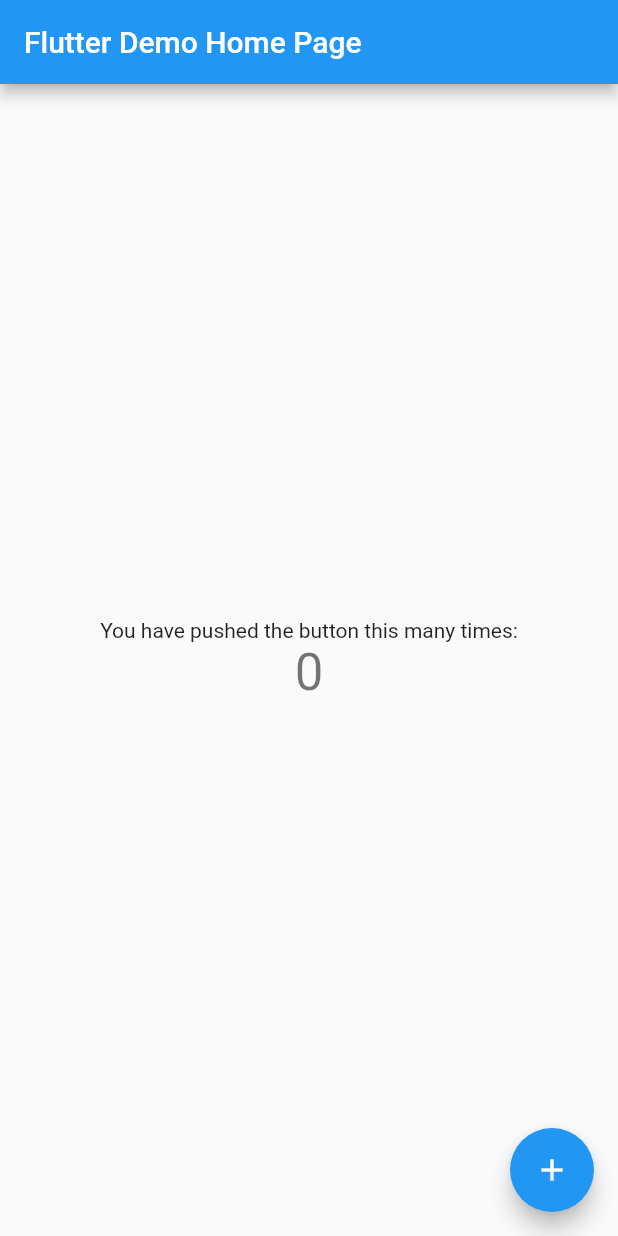
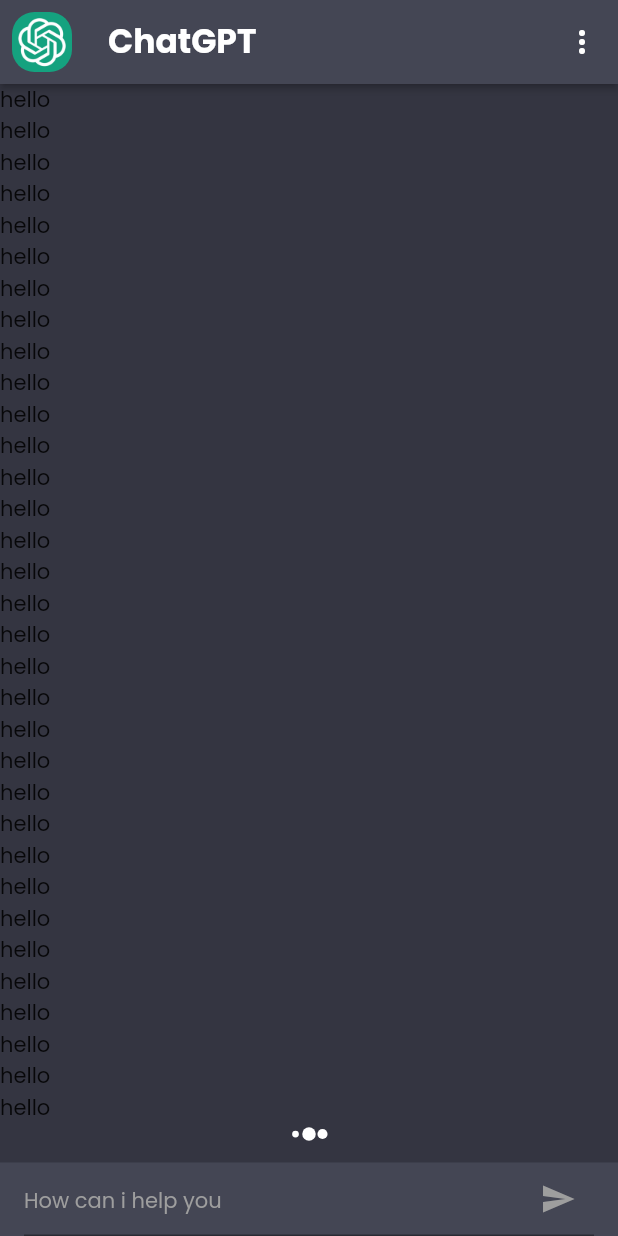
Before and after one commit to YomnaOthmann/ChatBot-App, a Flutter app: the screen it shows after launch, on a phone screen of 412 x 824 dp. Run offline on Flutter 3.47's test engine with Material 2 defaults, Android fonts, the phone set to English and light mode, and no system bars; our stand-ins replace flutter_spinkit.

Commit message:
init commit

```diff
--- /dev/null
+++ b/lib/constants/colors.dart
@@ -0,0 +1,5 @@
+import 'package:flutter/material.dart';
+
+const Color scaffoldBackgroundColor = Color(0xff343541);
+const Color cardColor = Color(0xff444654);
+const Color textFieldColor = Colors.grey;
--- a/lib/main.dart
+++ b/lib/main.dart
@@ -1,115 +1,28 @@
+import 'package:chatbot/constants/colors.dart';
+import 'package:chatbot/view/screens/chat_screen.dart';
 import 'package:flutter/material.dart';
+import 'package:flutter/services.dart';
 
 void main() {
-  runApp(const MyApp());
+  runApp(const ChatGPT());
 }
 
-class MyApp extends StatelessWidget {
-  const MyApp({super.key});
+class ChatGPT extends StatelessWidget {
+  const ChatGPT({super.key});
 
-  // This widget is the root of your application.
   @override
   Widget build(BuildContext context) {
     return MaterialApp(
-      title: 'Flutter Demo',
+      debugShowCheckedModeBanner: false,
       theme: ThemeData(
-        // This is the theme of your application.
-        //
-        // Try running your application with "flutter run". You'll see the
-        // application has a blue toolbar. Then, without quitting the app, try
-        // changing the primarySwatch below to Colors.green and then invoke
-        // "hot reload" (press "r" in the console where you ran "flutter run",
-        // or simply save your changes to "hot reload" in a Flutter IDE).
-        // Notice that the counter didn't reset back to zero; the application
-        // is not restarted.
-        primarySwatch: Colors.blue,
-      ),
-      home: const MyHomePage(title: 'Flutter Demo Home Page'),
+          fontFamily: "Poppins",
+          scaffoldBackgroundColor: scaffoldBackgroundColor,
+          appBarTheme: const AppBarTheme(
+            systemOverlayStyle: SystemUiOverlayStyle(statusBarColor: cardColor),
+            color: cardColor,
+            elevation: 2,
+          )),
+      home: const ChatScreen(),
     );
   }
 }
-
-class MyHomePage extends StatefulWidget {
-  const MyHomePage({super.key, required this.title});
-
-  // This widget is the home page of your application. It is stateful, meaning
-  // that it has a State object (defined below) that contains fields that affect
-  // how it looks.
-
-  // This class is the configuration for the state. It holds the values (in this
-  // case the title) provided by the parent (in this case the App widget) and
-  // used by the build method of the State. Fields in a Widget subclass are
-  // always marked "final".
-
-  final String title;
-
-  @override
-  State<MyHomePage> createState() => _MyHomePageState();
-}
-
-class _MyHomePageState extends State<MyHomePage> {
-  int _counter = 0;
-
-  void _incrementCounter() {
-    setState(() {
-      // This call to setState tells the Flutter framework that something has
-      // changed in this State, which causes it to rerun the build method below
-      // so that the display can reflect the updated values. If we changed
-      // _counter without calling setState(), then the build method would not be
-      // called again, and so nothing would appear to happen.
-      _counter++;
-    });
-  }
-
-  @override
-  Widget build(BuildContext context) {
-    // This method is rerun every time setState is called, for instance as done
-    // by the _incrementCounter method above.
-    //
-    // The Flutter framework has been optimized to make rerunning build methods
-    // fast, so that you can just rebuild anything that needs updating rather
-    // than having to individually change instances of widgets.
-    return Scaffold(
-      appBar: AppBar(
-        // Here we take the value from the MyHomePage object that was created by
-        // the App.build method, and use it to set our appbar title.
-        title: Text(widget.title),
-      ),
-      body: Center(
-        // Center is a layout widget. It takes a single child and positions it
-        // in the middle of the parent.
-        child: Column(
-          // Column is also a layout widget. It takes a list of children and
-          // arranges them vertically. By default, it sizes itself to fit its
-          // children horizontally, and tries to be as tall as its parent.
-          //
-          // Invoke "debug painting" (press "p" in the console, choose the
-          // "Toggle Debug Paint" action from the Flutter Inspector in Android
-          // Studio, or the "Toggle Debug Paint" command in Visual Studio Code)
-          // to see the wireframe for each widget.
-          //
-          // Column has various properties to control how it sizes itself and
-          // how it positions its children. Here we use mainAxisAlignment to
-          // center the children vertically; the main axis here is the vertical
-          // axis because Columns are vertical (the cross axis would be
-          // horizontal).
-          mainAxisAlignment: MainAxisAlignment.center,
-          children: <Widget>[
-            const Text(
-              'You have pushed the button this many times:',
-            ),
-            Text(
-              '$_counter',
-              style: Theme.of(context).textTheme.headlineMedium,
-            ),
-          ],
-        ),
-      ),
-      floatingActionButton: FloatingActionButton(
-        onPressed: _incrementCounter,
-        tooltip: 'Increment',
-        child: const Icon(Icons.add),
-      ), // This trailing comma makes auto-formatting nicer for build methods.
-    );
-  }
-}
--- /dev/null
+++ b/lib/services/assets_manager.dart
@@ -0,0 +1,6 @@
+class AssetManager {
+  static const String imgPath = "assets/images";
+  static const String userImg = "$imgPath/person.png";
+  static const String chatLogo = "$imgPath/chat_logo.png";
+  static const String openAiLogo = "$imgPath/openai_logo.jpg";
+}
--- /dev/null
+++ b/lib/view/screens/chat_screen.dart
@@ -0,0 +1,91 @@
+import 'package:chatbot/constants/colors.dart';
+import 'package:chatbot/services/assets_manager.dart';
+import 'package:flutter/material.dart';
+import 'package:flutter_spinkit/flutter_spinkit.dart';
+
+class ChatScreen extends StatefulWidget {
+  const ChatScreen({super.key});
+
+  @override
+  State<ChatScreen> createState() => _ChatScreenState();
+}
+
+class _ChatScreenState extends State<ChatScreen> {
+  final bool isTyping = true;
+  TextEditingController controller = TextEditingController();
+  @override
+  Widget build(BuildContext context) {
+    return Scaffold(
+      appBar: AppBar(
+        leading: Padding(
+          padding: const EdgeInsets.all(8.0),
+          child: ClipRRect(
+              borderRadius: BorderRadius.circular(15),
+              child: Image.asset(AssetManager.openAiLogo)),
+        ),
+        title: const Text(
+          "ChatGPT",
+          style: TextStyle(
+            fontSize: 22,
+            fontWeight: FontWeight.w700,
+          ),
+        ),
+        actions: [
+          IconButton(
+            onPressed: () {},
+            icon: const Icon(
+              Icons.more_vert,
+              color: Colors.white,
+            ),
+          )
+        ],
+      ),
+      body: SafeArea(
+        child: Column(
+          children: [
+            Flexible(
+              child: ListView.builder(
+                itemBuilder: (context, index) {
+                  return Text("hello");
+                },
+              ),
+            ),
+            if (isTyping) ...[
+              const SpinKitThreeBounce(
+                color: Colors.white,
+                size: 18,
+              ),
+              SizedBox(height: 10),
+              Container(
+                color: cardColor,
+                padding: EdgeInsetsDirectional.symmetric(horizontal: 16),
+                child: TextField(
+                  controller: controller,
+                  onSubmitted: (data) {
+                    //TODO
+                  },
+                  style: TextStyle(
+                    color: Colors.white,
+                    fontSize: 18,
+                  ),
+                  decoration: InputDecoration(
+                      suffixIcon: IconButton(
+                          onPressed: () {},
+                          icon: Icon(
+                            Icons.send,
+                            color: textFieldColor,
+                          )),
+                      hintText: "How can i help you",
+                      hintStyle: TextStyle(
+                        color: textFieldColor,
+                        fontSize: 14,
+                      )),
+                ),
+              )
+            ]
+          ],
+        ),
+      ),
+    );
+  }
+}
```
Also changed, not shown: pubspec.yaml (+11 -7 lines), assets/fonts/Poppins-Regular.ttf (added), assets/images/chat_logo.png (added), assets/images/openai_logo.jpg (added), assets/images/person.png (added), lib/constants/routes.dart (added), pubspec.lock, 1 other file.
